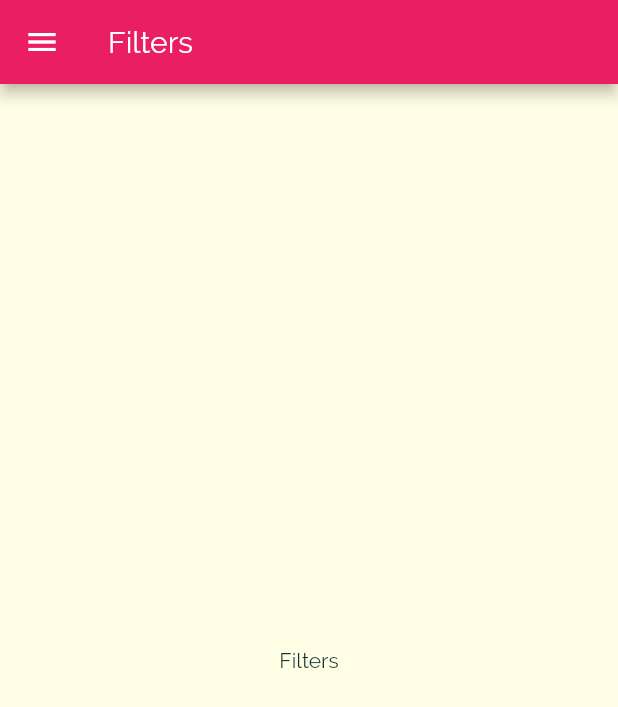
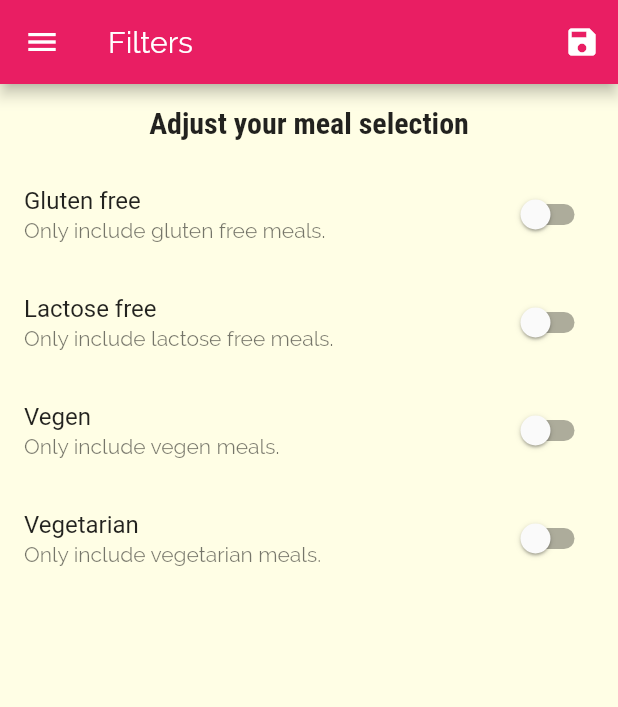
Before and after one commit to HusenAnsari/Meals, a Flutter app: the FiltersScreen screen opened by its route, on a phone screen of 412 x 824 dp. Shown: the top 707 px of the screen. Run offline on Flutter 3.47's test engine with Material 2 defaults, Android fonts, the phone set to English and light mode, and no system bars.

Commit message:
Adding Filtering Logic

```diff
--- a/lib/main.dart
+++ b/lib/main.dart
@@ -1,5 +1,7 @@
 import 'package:flutter/material.dart';
 
+import './dummy_data.dart';
+import './models/meal.dart';
 import './screens/categories_screen.dart';
 import './screens/category_meals_screen.dart';
 import './screens/filters_screen.dart';
@@ -8,7 +10,44 @@ import './screens/tabs_screen.dart';
 
 void main() => runApp(MyApp());
 
-class MyApp extends StatelessWidget {
+class MyApp extends StatefulWidget {
+  @override
+  _MyAppState createState() => _MyAppState();
+}
+
+class _MyAppState extends State<MyApp> {
+  // Default value for filter
+  Map<String, bool> _filter = {
+    'gluten': false,
+    'lactose': false,
+    'vegen': false,
+    'vegetarian': false,
+  };
+  List<Meal> _availableMeals = DUMMY_MEALS;
+
+  void _setFilters(Map<String, bool> filterData) {
+    setState(() {
+      // Make sure the key for both " _filter and filterData " are same.
+      _filter = filterData;
+      // Filter data using where
+      _availableMeals = DUMMY_MEALS.where((meals) {
+        if (_filter['gluten'] && !meals.isGlutenFree) {
+          return false;
+        }
+        if (_filter['lactose'] && !meals.isLactoseFree) {
+          return false;
+        }
+        if (_filter['vegen'] && !meals.isVegan) {
+          return false;
+        }
+        if (_filter['vegetarian'] && !meals.isVegetarian) {
+          return false;
+        }
+        return true;
+      }).toList();
+    });
+  }
+
   @override
   Widget build(BuildContext context) {
     return MaterialApp(
@@ -39,9 +78,11 @@ class MyApp extends StatelessWidget {
         '/': (context) => TabsScreen(),
 
         // Register screenName for "Named Routes" in ROUTE TABLE on Main Screen.
-        CategoryMealsScreen.screenName: (context) => CategoryMealsScreen(),
+        CategoryMealsScreen.screenName: (context) =>
+            CategoryMealsScreen(_availableMeals),
         MealDetailScreen.screenName: (context) => MealDetailScreen(),
-        FiltersScreen.screenName: (context) => FiltersScreen(),
+        FiltersScreen.screenName: (context) =>
+            FiltersScreen(_filter, _setFilters),
       },
 
       // If you are using "NameRoute" and going using "pushName" to that screen which is not
--- a/lib/screens/categories_screen.dart
+++ b/lib/screens/categories_screen.dart
@@ -10,13 +10,12 @@ class CategoriesScreen extends StatelessWidget {
       padding: EdgeInsets.all(25),
       children: DUMMY_CATEGORIES
           .map(
-            (category) =>
-            CategoryItem(
+            (category) => CategoryItem(
               category.id,
               category.title,
               category.color,
             ),
-      )
+          )
           .toList(),
       gridDelegate: SliverGridDelegateWithMaxCrossAxisExtent(
         maxCrossAxisExtent: 200,
--- a/lib/screens/category_meals_screen.dart
+++ b/lib/screens/category_meals_screen.dart
@@ -1,12 +1,14 @@
 import 'package:flutter/material.dart';
 
-import '../dummy_data.dart';
 import '../models/meal.dart';
 import '../widgets/meal_item.dart';
 
 class CategoryMealsScreen extends StatefulWidget {
   // Declare screenName for "Named Routes"
   static const screenName = '/category_meals_screen';
+  final List<Meal> availableMeals;
+
+  CategoryMealsScreen(this.availableMeals);
 
   @override
   _CategoryMealsScreenState createState() => _CategoryMealsScreenState();
@@ -51,8 +53,11 @@ class _CategoryMealsScreenState extends State<CategoryMealsScreen> {
       final categoryId = routeArgument['id'];
       categoryTitle = routeArgument['title'];
 
+      // - Here we are use widget to access "availableMeals" list
+      //   because our "availableMeals" save into Widget "Constructor CategoryMealsScreen;"
+      // - That is called widget level function.
       // get filter date using "categoryId".
-      displayedMeals = DUMMY_MEALS.where((meal) {
+      displayedMeals = widget.availableMeals.where((meal) {
         return meal.categories.contains(categoryId);
       }).toList();
       _loadedInitData = true;
--- a/lib/screens/filters_screen.dart
+++ b/lib/screens/filters_screen.dart
@@ -1,19 +1,133 @@
+import 'package:flutter/cupertino.dart';
 import 'package:flutter/material.dart';
 
 import '../widgets/main_drawer.dart';
 
-class FiltersScreen extends StatelessWidget {
+class FiltersScreen extends StatefulWidget {
   static const screenName = '/filters_screen';
+  Function saveFilters;
+  final Map<String, bool> currentFilter;
+
+  FiltersScreen(this.currentFilter, this.saveFilters);
+
+  @override
+  _FiltersScreenState createState() => _FiltersScreenState();
+}
+
+class _FiltersScreenState extends State<FiltersScreen> {
+  var _glutenFree = false;
+  var _lactoseFree = false;
+  var _vegen = false;
+  var _vegetarian = false;
+
+  // To save state of selected filter which is enable after screen change.
+  @override
+  void initState() {
+    super.initState();
+    // - Here we are use widget to access "currentFilter" as we get list in FiltersScreen() constructor
+    //   and constructor is a widget so we need to use widget to access list.
+    _glutenFree = widget.currentFilter['gluten'];
+    _lactoseFree = widget.currentFilter['lactose'];
+    _vegen = widget.currentFilter['vegen'];
+    _vegetarian = widget.currentFilter['vegetarian'];
+  }
+
+  Widget _buildSwitchListTile(String title, String description,
+      bool currentType, Function updateValue) {
+    return SwitchListTile(
+      title: Text(title),
+      value: currentType,
+      subtitle: Text(description),
+      onChanged: updateValue,
+    );
+  }
 
   @override
   Widget build(BuildContext context) {
     return Scaffold(
       appBar: AppBar(
         title: Text('Filters'),
+        actions: <Widget>[
+          IconButton(
+            icon: Icon(Icons.save),
+            // - Here we are use widget to access "saveFilters" function
+            //   because our "saveFilters" function save into Widget "Constructor FiltersScreen;"
+            // - That is called widget level function.
+            onPressed: () {
+              // Set key to same as saveFilters() which is in main.dart "_setFilters"
+              // Assign filter switch value to keys
+              final selectedFilters = {
+                'gluten': _glutenFree,
+                'lactose': _lactoseFree,
+                'vegen': _vegen,
+                'vegetarian': _vegetarian,
+              };
+              // below code trigger main.dart "_setFilters(Map<String, bool> filterData) {} method"
+              widget.saveFilters(selectedFilters);
+            },
+          ),
+        ],
       ),
       drawer: MainDrawer(),
-      body: Center(
-        child: Text('Filters'),
+      body: Column(
+        children: <Widget>[
+          Container(
+            padding: EdgeInsets.all(14),
+            child: Text(
+              'Adjust your meal selection',
+              style: Theme
+                  .of(context)
+                  .textTheme
+                  .title,
+            ),
+          ),
+          Expanded(
+            child: ListView(
+              children: <Widget>[
+                _buildSwitchListTile(
+                  'Gluten free',
+                  'Only include gluten free meals.',
+                  _glutenFree,
+                      (newValue) {
+                    setState(() {
+                      _glutenFree = newValue;
+                    });
+                  },
+                ),
+                _buildSwitchListTile(
+                  'Lactose free',
+                  'Only include lactose free meals.',
+                  _lactoseFree,
+                      (newValue) {
+                    setState(() {
+                      _lactoseFree = newValue;
+                    });
+                  },
+                ),
+                _buildSwitchListTile(
+                  'Vegen',
+                  'Only include vegen meals.',
+                  _vegen,
+                      (newValue) {
+                    setState(() {
+                      _vegen = newValue;
+                    });
+                  },
+                ),
+                _buildSwitchListTile(
+                  'Vegetarian',
+                  'Only include vegetarian meals.',
+                  _vegetarian,
+                      (newValue) {
+                    setState(() {
+                      _vegetarian = newValue;
+                    });
+                  },
+                ),
+              ],
+            ),
+          ),
+        ],
       ),
     );
   }
```
